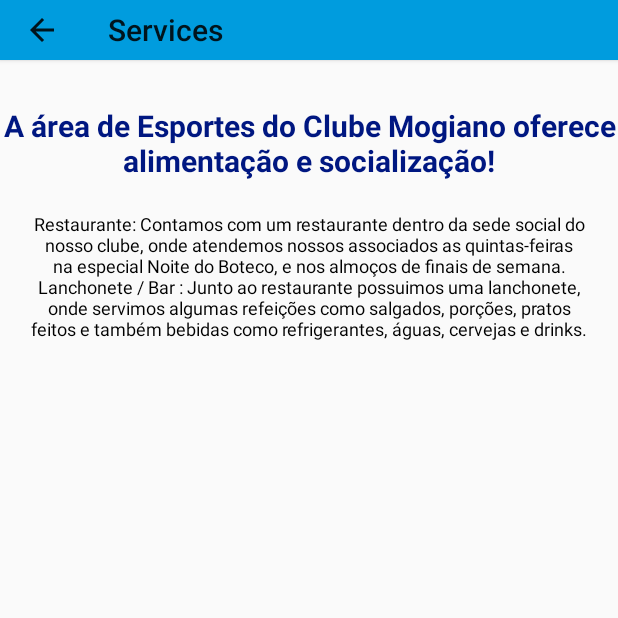
After one commit to tuioliveira/Clube_Mogiano, an Android app built with Jetpack Compose: the ServicesActivity screen opened directly, with no data from a screen before it, on a phone screen of 412 x 824 dp, the top half of it. The commit adds this screen. Run offline under Robolectric (Android 15) with nearby library versions, the phone set to English and light mode, and no system bars.

Commit message:
Created two new Activities and their layouts

```diff
--- a/app/src/main/AndroidManifest.xml
+++ b/app/src/main/AndroidManifest.xml
@@ -26,6 +26,12 @@
         <activity
             android:name=".sports.SportsActivity"
             android:exported="true" />
+        <activity
+            android:name=".social.SocialActivity"
+            android:exported="true" />
+        <activity
+            android:name=".services.ServicesActivity"
+            android:exported="true" />
     </application>
 
 </manifest>
--- /dev/null
+++ b/app/src/main/java/br/com/clubemogiano/services/ServicesActivity.kt
@@ -0,0 +1,44 @@
+package br.com.clubemogiano.services
+
+import android.content.Context
+import android.os.Bundle
+import android.view.MenuItem
+import android.widget.Toast
+import androidx.appcompat.app.AppCompatActivity
+import br.com.clubemogiano.databinding.ActivityServicesBinding
+
+class ServicesActivity : AppCompatActivity() {
+    private lateinit var  binding: ActivityServicesBinding
+    override fun onCreate(savedInstanceState: Bundle?) {
+        super.onCreate(savedInstanceState)
+
+        init()
+
+    }
+
+    private fun init() {
+        binding = ActivityServicesBinding.inflate(layoutInflater)
+        setContentView(binding.root)
+        showToast(this, "Serviços")
+
+        setSupportActionBar(binding.toolbarServices)
+
+        supportActionBar?.setDisplayHomeAsUpEnabled(true)
+        supportActionBar?.apply {
+            title = "Services"
+        }
+    }
+    override fun onOptionsItemSelected(item: MenuItem): Boolean {
+        // Handle item selection
+        when (item.itemId) {
+            android.R.id.home -> {
+                onBackPressed()
+                return true
+            }
+            else -> return super.onOptionsItemSelected(item)
+        }
+    }
+    fun showToast(context: Context, message: String) {
+        Toast.makeText(context, message, Toast.LENGTH_SHORT).show()
+    }
+}
--- /dev/null
+++ b/app/src/main/res/layout/activity_services.xml
@@ -0,0 +1,45 @@
+<?xml version="1.0" encoding="utf-8"?>
+<ScrollView xmlns:android="http://schemas.android.com/apk/res/android"
+    xmlns:app="http://schemas.android.com/apk/res-auto"
+    android:layout_width="match_parent"
+    android:layout_height="match_parent"
+    android:orientation="vertical">
+
+    <LinearLayout
+        android:layout_width="match_parent"
+        android:layout_height="match_parent"
+        android:orientation="vertical">
+
+
+        <androidx.appcompat.widget.Toolbar
+            android:id="@+id/toolbar_services"
+            android:layout_width="match_parent"
+            android:layout_height="40dp"
+            android:background="@color/blue_toolbar"
+            android:elevation="2dp"
+            android:theme="@style/ThemeOverlay.AppCompat.ActionBar" />
+
+
+        <TextView
+            android:layout_width="wrap_content"
+            android:layout_height="wrap_content"
+            android:layout_gravity="center"
+            android:layout_marginTop="30dp"
+            android:text="A área de Esportes do Clube Mogiano oferece alimentação e socialização!"
+            android:textAlignment="center"
+            android:textColor="@color/blue_clube"
+            android:textSize="20sp"
+            android:textStyle="bold" />
+
+        <TextView
+            android:layout_width="match_parent"
+            android:layout_height="wrap_content"
+            android:layout_marginLeft="20dp"
+            android:layout_marginTop="20dp"
+            android:layout_marginRight="20dp"
+            android:text="Restaurante: Contamos com um restaurante dentro da sede social do nosso clube, onde atendemos nossos associados as quintas-feiras na especial Noite do Boteco, e nos almoços de finais de semana. Lanchonete / Bar : Junto ao restaurante possuimos uma lanchonete, onde servimos algumas refeições como salgados, porções, pratos feitos e também bebidas como refrigerantes, águas, cervejas e drinks."
+            android:textAlignment="center"
+            android:textColor="@color/black"
+            android:textSize="12sp" />
+    </LinearLayout>
+</ScrollView>
--- a/app/src/main/res/layout/activity_start_screen.xml
+++ b/app/src/main/res/layout/activity_start_screen.xml
@@ -73,7 +73,7 @@
             android:textColor="@color/blue_clube" />
 
         <ImageView
-            android:id="@+id/Service"
+            android:id="@+id/Services"
             android:layout_width="200dp"
             android:layout_height="200dp"
             android:layout_gravity="center"
@@ -82,7 +82,7 @@
             android:src="@drawable/servicos_desk" />
 
         <androidx.appcompat.widget.AppCompatButton
-            android:id="@+id/service_button"
+            android:id="@+id/services_button"
             android:layout_width="100dp"
             android:layout_height="30dp"
             android:layout_gravity="center"
```
Also changed, not shown: app/src/main/java/br/com/clubemogiano/social/SocialActivity.kt (added, +45 -0 lines), app/src/main/java/br/com/clubemogiano/startscreen/StartScreenActivity.kt (+10 -4 lines), app/src/main/res/layout/activity_social.xml (added, +45 -0 lines), app/src/main/res/layout/loading_screen.xml (added, +18 -0 lines).
